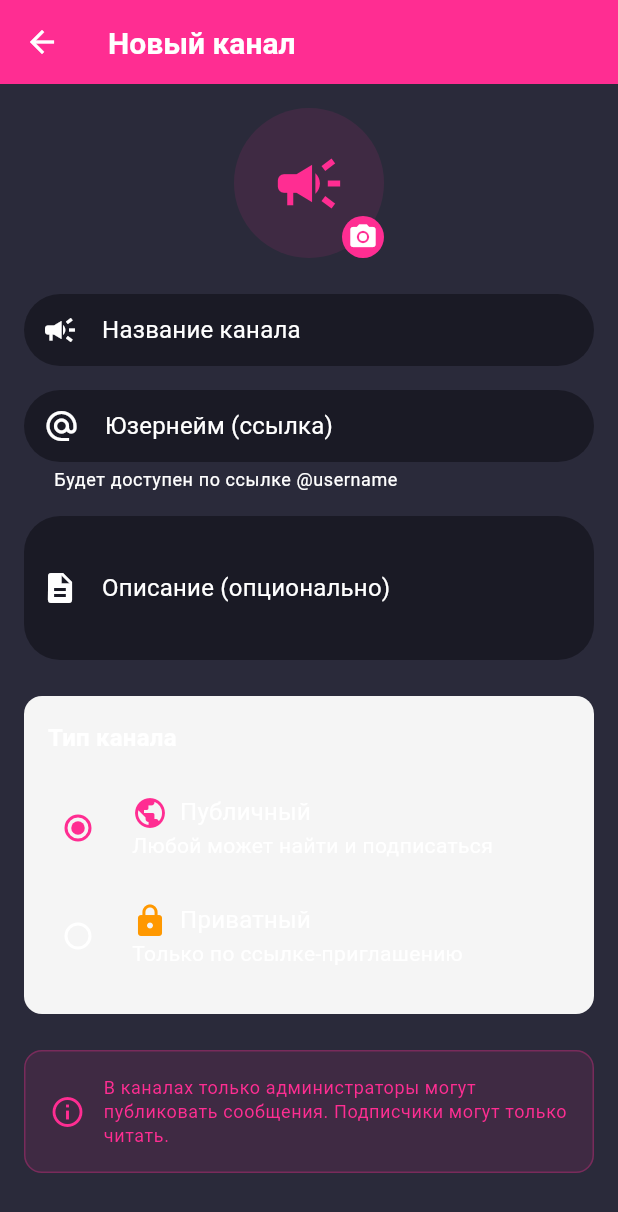
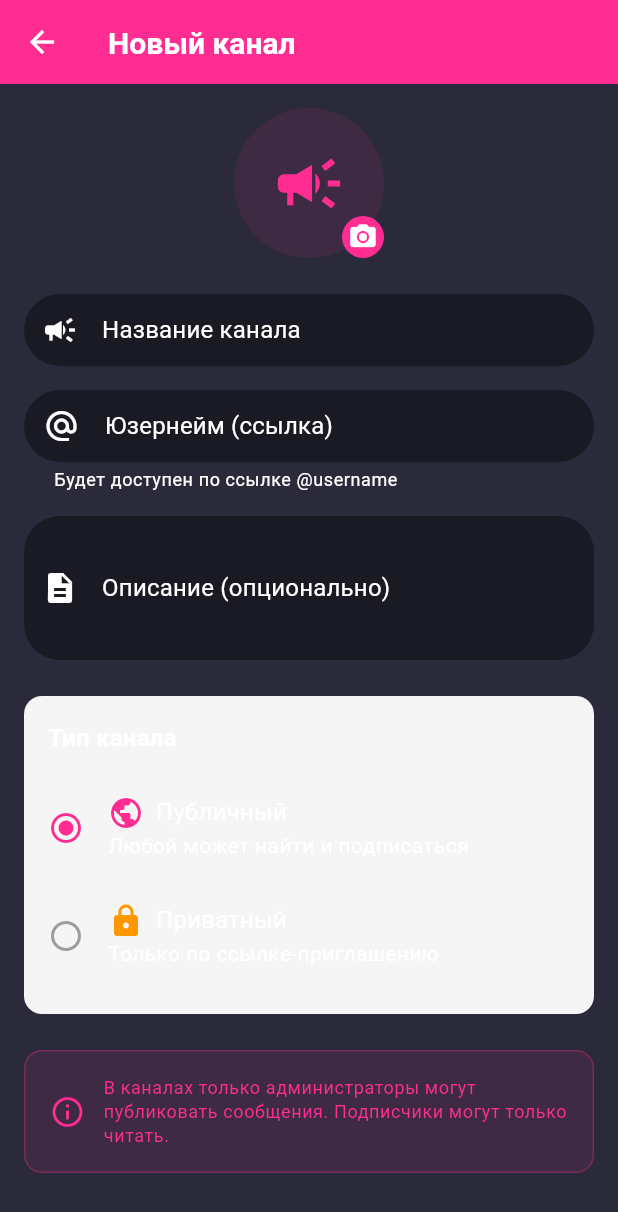
Before and after one commit to farruhsho/fury, a Flutter app: the CreateChannelPage screen opened by its route, on a phone screen of 412 x 824 dp. Shown: the top 1212 px of the screen. Run offline on Flutter 3.47's test engine with Material 3 defaults, Android fonts, the phone set to English and light mode, and no system bars; our stand-ins replace cached_network_image, camera, cloud_firestore, connectivity_plus, dartz, dio and 29 more; missing offline and left inert: encrypt, flutter_webrtc, record; accounts and stored records are empty; network calls fail; Roboto replaces fonts that are missing (SF Pro Display).

Commit message:
Replace all remaining deprecated RadioListTile with ListTile

```diff
--- a/lib/features/chat/presentation/pages/create_channel_page.dart
+++ b/lib/features/chat/presentation/pages/create_channel_page.dart
@@ -260,10 +260,12 @@ class _CreateChannelPageState extends State<CreateChannelPage> {
                   const SizedBox(height: 12),
 
                   // Public Channel
-                  RadioListTile<bool>(
-                    value: true,
-                    groupValue: _isPublic,
-                    onChanged: (value) => setState(() => _isPublic = value!),
+                  ListTile(
+                    contentPadding: EdgeInsets.zero,
+                    leading: Icon(
+                      _isPublic ? Icons.radio_button_checked : Icons.radio_button_off,
+                      color: _isPublic ? AppColors.primary : Colors.grey,
+                    ),
                     title: const Row(
                       children: [
                         Icon(Icons.public, color: AppColors.primary),
@@ -272,15 +274,16 @@ class _CreateChannelPageState extends State<CreateChannelPage> {
                       ],
                     ),
                     subtitle: const Text('Любой может найти и подписаться'),
-                    activeColor: AppColors.primary,
-                    contentPadding: EdgeInsets.zero,
+                    onTap: () => setState(() => _isPublic = true),
                   ),
 
                   // Private Channel
-                  RadioListTile<bool>(
-                    value: false,
-                    groupValue: _isPublic,
-                    onChanged: (value) => setState(() => _isPublic = value!),
+                  ListTile(
+                    contentPadding: EdgeInsets.zero,
+                    leading: Icon(
+                      !_isPublic ? Icons.radio_button_checked : Icons.radio_button_off,
+                      color: !_isPublic ? AppColors.primary : Colors.grey,
+                    ),
                     title: const Row(
                       children: [
                         Icon(Icons.lock, color: Colors.orange),
@@ -289,8 +292,7 @@ class _CreateChannelPageState extends State<CreateChannelPage> {
                       ],
                     ),
                     subtitle: const Text('Только по ссылке-приглашению'),
-                    activeColor: AppColors.primary,
-                    contentPadding: EdgeInsets.zero,
+                    onTap: () => setState(() => _isPublic = false),
                   ),
                 ],
               ),
```
Also changed, not shown: lib/features/profile/presentation/pages/settings_page.dart (+18 -18 lines).
